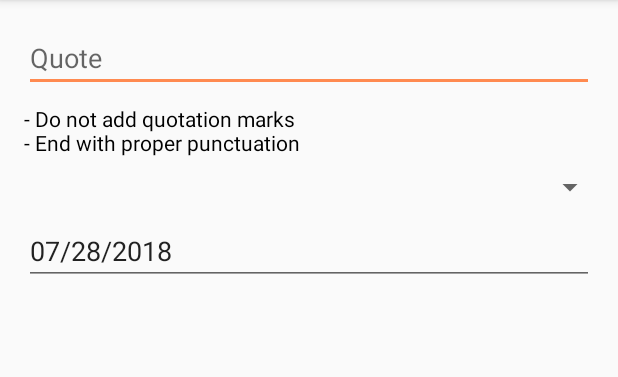
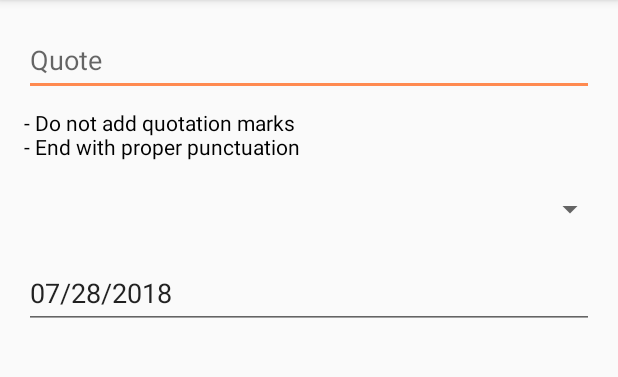
Before and after one commit to wyskoj/TeacherQuotesVersion3, an Android app: the QuoteActivity screen opened directly, with no data from a screen before it, on a phone screen of 412 x 824 dp, the part 84-461 px from its top. Run offline under Robolectric (Android 15) with nearby library versions, the light colour scheme and no system bars; 1 statement that could not run was skipped.

Commit message:
Accessibility improvements

```diff
--- a/app/build.gradle
+++ b/app/build.gradle
@@ -6,10 +6,10 @@ android {
         applicationId "com.jacobwysko.teacherquotes"
         minSdkVersion 15
         targetSdkVersion 27
-        versionName '3.0.0.1a'
+        versionName '3.0.0.2a'
         testInstrumentationRunner "android.support.test.runner.AndroidJUnitRunner"
         vectorDrawables.useSupportLibrary = true
-        versionCode 21
+        versionCode 22
     }
     buildTypes {
         release {
--- a/app/src/main/res/layout/activity_import_teachers.xml
+++ b/app/src/main/res/layout/activity_import_teachers.xml
@@ -48,7 +48,7 @@
             <CheckBox
                 android:id="@+id/sortCheckBox"
                 android:layout_width="match_parent"
-                android:layout_height="wrap_content"
+                android:layout_height="48dp"
                 android:layout_marginLeft="8dp"
                 android:layout_marginStart="8dp"
                 android:layout_marginTop="8dp"
@@ -59,7 +59,7 @@
             <EditText
                 android:id="@+id/teacherListEditText"
                 android:layout_width="match_parent"
-                android:layout_height="wrap_content"
+                android:layout_height="48dp"
                 android:layout_marginEnd="8dp"
                 android:layout_marginLeft="8dp"
                 android:layout_marginRight="8dp"
--- a/app/src/main/res/layout/activity_main.xml
+++ b/app/src/main/res/layout/activity_main.xml
@@ -20,7 +20,7 @@
                 android:layout_width="match_parent"
                 android:layout_height="wrap_content"
                 android:gravity="center"
-                android:text="v3.0.0.1a - DEVELOPMENT VERSION"
+                android:text="v3.0.0.2a - DEVELOPMENT VERSION"
                 android:textAppearance="@style/TextAppearance.AppCompat.Title"
                 tools:layout_editor_absoluteX="90dp"
                 tools:layout_editor_absoluteY="241dp" />
--- a/app/src/main/res/layout/activity_quote.xml
+++ b/app/src/main/res/layout/activity_quote.xml
@@ -21,7 +21,7 @@
         <EditText
             android:id="@+id/quoteEditText"
             android:layout_width="0dp"
-            android:layout_height="wrap_content"
+            android:layout_height="48dp"
             android:layout_marginEnd="8dp"
             android:layout_marginLeft="8dp"
             android:layout_marginRight="8dp"
@@ -37,7 +37,7 @@
         <Spinner
             android:id="@+id/teacherSpinner"
             android:layout_width="0dp"
-            android:layout_height="wrap_content"
+            android:layout_height="48dp"
             android:layout_marginTop="8dp"
             app:layout_constraintEnd_toEndOf="parent"
             app:layout_constraintStart_toStartOf="parent"
@@ -46,7 +46,7 @@
         <EditText
             android:id="@+id/dateEditText"
             android:layout_width="0dp"
-            android:layout_height="wrap_content"
+            android:layout_height="48dp"
             android:layout_marginEnd="8dp"
             android:layout_marginLeft="8dp"
             android:layout_marginRight="8dp"
```
Also changed, not shown: 2 other files.
